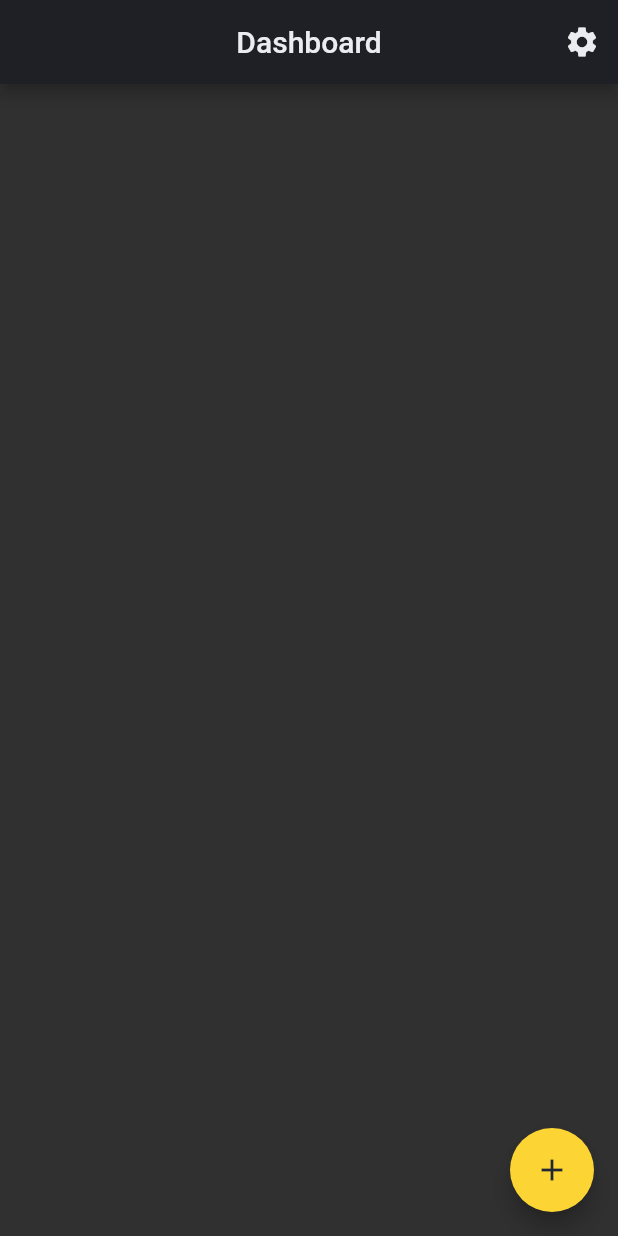
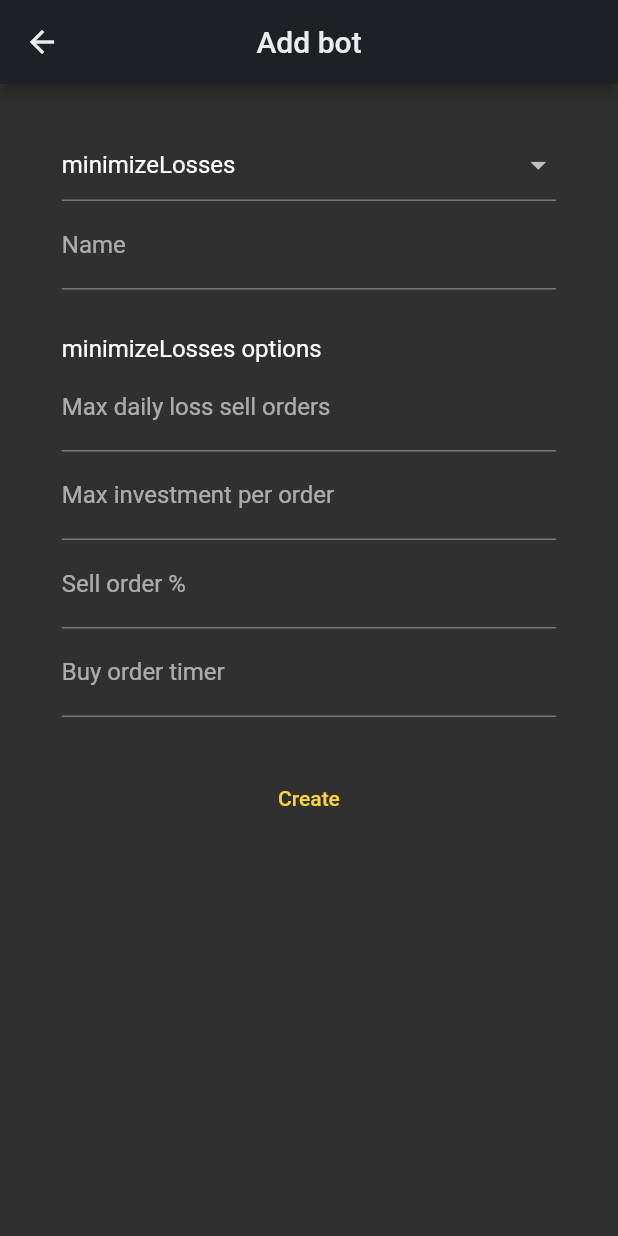
Before and after one commit to MassimoTambu/binander, a Flutter app: the screen it shows after launch, after a tap on the "add" icon, on a phone screen of 412 x 824 dp. Run offline on Flutter 3.47's test engine with Material 2 defaults, Android fonts, the phone set to English and light mode, and no system bars; our stand-ins replace auto_route, flutter_secure_storage; missing offline and left inert: eventify.

Commit message:
Created add_bot module

```diff
--- a/lib/bot/bot.dart
+++ b/lib/bot/bot.dart
@@ -1,12 +1,7 @@
 library bot;
-
-import 'package:bottino_fortino/models/models.dart';
-import 'package:eventify/eventify.dart';
-
-part 'bots/minimize_losses/minimize_losses.config.dart';
-part 'bots/minimize_losses/minimize_losses.strategy.dart';
-part 'bots/minimize_losses/minimize_losses.bot.dart';
 
 part 'interfaces/bot.interface.dart';
 part 'interfaces/config.interface.dart';
 part 'interfaces/strategy.interface.dart';
+part 'bot_config_field.dart';
+part 'bot_types.enum.dart';
--- /dev/null
+++ b/lib/bot/bot_config_field.dart
@@ -0,0 +1,20 @@
+part of bot;
+
+class BotConfigField<T> {
+  final String publicName;
+  final String name;
+  final String description;
+  late final Type type;
+  T? value;
+  final T? defaultValue;
+
+  BotConfigField({
+    required this.publicName,
+    required this.name,
+    required this.description,
+    required this.value,
+    this.defaultValue,
+  }) {
+    type = T;
+  }
+}
--- /dev/null
+++ b/lib/bot/bot_types.enum.dart
@@ -0,0 +1,3 @@
+part of bot;
+
+enum BotTypes { minimizeLosses }
--- a/lib/bot/bots/minimize_losses/minimize_losses.bot.dart
+++ b/lib/bot/bots/minimize_losses/minimize_losses.bot.dart
@@ -1,11 +1,11 @@
-part of bot;
+part of minimize_losses_bot;
 
 class MinimizeLossesBot implements Bot {
   @override
-  final MinimizeLossesConfig config;
+  late final MinimizeLossesConfig config;
   @override
   final String name;
-  final MinimizeLossesStrategy strategy;
+  late final MinimizeLossesStrategy strategy;
   late final EventEmitter _eventEmitter;
   late final String _senderName;
 
@@ -16,6 +16,23 @@ class MinimizeLossesBot implements Bot {
   }) {
     _eventEmitter = EventEmitter();
     _senderName = 'Bot_' + name;
+  }
+
+  MinimizeLossesBot.create({
+    required this.name,
+    required int dailyLossSellOrders,
+    required int maxInvestmentPerOrder,
+    required double percentageSellOrder,
+    required Duration timerBuyOrder,
+  }) {
+    _eventEmitter = EventEmitter();
+    _senderName = 'Bot_' + name;
+    config = MinimizeLossesConfig.create(
+        dailyLossSellOrders: dailyLossSellOrders,
+        maxInvestmentPerOrder: maxInvestmentPerOrder,
+        percentageSellOrder: percentageSellOrder,
+        timerBuyOrder: timerBuyOrder);
+    strategy = MinimizeLossesStrategy.create();
   }
 
   @override
--- /dev/null
+++ b/lib/bot/bots/minimize_losses/minimize_losses.dart
@@ -0,0 +1,9 @@
+library minimize_losses_bot;
+
+import 'package:bottino_fortino/bot/bot.dart';
+import 'package:bottino_fortino/models/models.dart';
+import 'package:eventify/eventify.dart';
+
+part 'minimize_losses.config.dart';
+part 'minimize_losses.strategy.dart';
+part 'minimize_losses.bot.dart';
--- a/lib/bot/bots/minimize_losses/minimize_losses.strategy.dart
+++ b/lib/bot/bots/minimize_losses/minimize_losses.strategy.dart
@@ -1,11 +1,19 @@
-part of bot;
+part of minimize_losses_bot;
 
 class MinimizeLossesStrategy implements Strategy {
   @override
-  String name;
+  late final String name;
 
   @override
-  String description;
+  late final String publicName;
 
-  MinimizeLossesStrategy({required this.name, required this.description});
+  @override
+  late final String description;
+
+  MinimizeLossesStrategy.create() {
+    name = 'MinimizeLossesStrategy';
+    publicName = 'Minimize losses';
+    //TODO desc
+    description = '';
+  }
 }
--- a/lib/bot/interfaces/config.interface.dart
+++ b/lib/bot/interfaces/config.interface.dart
@@ -1,5 +1,5 @@
 part of bot;
 
 abstract class Config {
-  Map<String, String> get info;
+  Map<String, BotConfigField> get configFieldsData;
 }
--- a/lib/bot/interfaces/strategy.interface.dart
+++ b/lib/bot/interfaces/strategy.interface.dart
@@ -1,8 +1,7 @@
 part of bot;
 
 abstract class Strategy {
-  final String name;
-  final String description;
-
-  Strategy({required this.name, required this.description});
+  late final String name;
+  late final String publicName;
+  late final String description;
 }
--- a/lib/modules/dashboard/dashboard.dart
+++ b/lib/modules/dashboard/dashboard.dart
@@ -1,8 +1,14 @@
 library dashboard_module;
 
+import 'package:bottino_fortino/bot/bot.dart';
+import 'package:bottino_fortino/bot/bots/minimize_losses/minimize_losses.dart';
 import 'package:bottino_fortino/router/app_router.dart';
 import 'package:auto_route/auto_route.dart';
 import 'package:flutter/material.dart';
+import 'package:provider/provider.dart';
+import 'package:bottino_fortino/utils/utils.dart';
 
 part 'models/dashboard.model.dart';
+part 'models/add_bot.model.dart';
 part 'pages/dashboard.page.dart';
+part 'pages/add_bot.page.dart';
--- /dev/null
+++ b/lib/modules/dashboard/models/add_bot.model.dart
@@ -0,0 +1,12 @@
+part of dashboard_module;
+
+class AddBotModel extends ChangeNotifier {
+  var _selectedBotType = BotTypes.minimizeLosses;
+
+  BotTypes get selectedBotType => _selectedBotType;
+
+  set selectedBotType(BotTypes value) {
+    _selectedBotType = value;
+    notifyListeners();
+  }
+}
--- /dev/null
+++ b/lib/modules/dashboard/pages/add_bot.page.dart
@@ -0,0 +1,143 @@
+part of dashboard_module;
+
+class AddBotPage extends StatelessWidget {
+  AddBotPage({Key? key}) : super(key: key);
+
+  final _formKey = GlobalKey<FormState>();
+
+  void onCreate(BuildContext context) {
+    if (_formKey.currentState!.validate()) {
+      // Process data.
+    }
+  }
+
+  @override
+  Widget build(BuildContext context) {
+    return Scaffold(
+      appBar: AppBar(
+        title: const Text('Add bot'),
+        centerTitle: true,
+      ),
+      body: ChangeNotifierProvider<AddBotModel>(
+        create: (context) => AddBotModel(),
+        child: Form(
+          key: _formKey,
+          child: Center(
+            child: SizedBox(
+              width: MediaQueryUtils.resizeBy(
+                percValue: 80,
+                currentSize: MediaQuery.of(context).size.width,
+              ),
+              child: Column(
+                children: [
+                  const SizedBox(height: 30),
+                  const SelectBotField(),
+                  TextFormField(
+                    decoration: const InputDecoration(
+                      labelText: 'Name',
+                      hintText: 'Bob',
+                    ),
+                    validator: (value) =>
+                        ValidatorUtils.required(value, name: 'Name'),
+                  ),
+                  const BotConfigContainer(),
+                  TextButton(
+                    onPressed: () => onCreate(context),
+                    child: const Text('Create'),
+                  ),
+                ],
+              ),
+            ),
+          ),
+        ),
+      ),
+    );
+  }
+}
+
+class SelectBotField extends StatelessWidget {
+  const SelectBotField({Key? key}) : super(key: key);
+
+  @override
+  Widget build(BuildContext context) {
+    return FormField<BotTypes>(
+      builder: (FormFieldState<BotTypes> state) {
+        return InputDecorator(
+          decoration: const InputDecoration(),
+          child: DropdownButtonHideUnderline(
+            child: DropdownButton<BotTypes>(
+              value: context.watch<AddBotModel>().selectedBotType,
+              isDense: true,
+              onChanged: (BotTypes? newBotType) {
+                newBotType ??= BotTypes.minimizeLosses;
+                context.read<AddBotModel>().selectedBotType = newBotType;
+                state.didChange(newBotType);
+              },
+              items: BotTypes.values.map((BotTypes botType) {
+                return DropdownMenuItem<BotTypes>(
+                  value: botType,
+                  child: Text(botType.name),
+                );
+              }).toList(),
+            ),
+          ),
+        );
+      },
+    );
+  }
+}
+
+class BotConfigContainer extends StatelessWidget {
+  const BotConfigContainer({Key? key}) : super(key: key);
+
+  @override
+  Widget build(BuildContext context) {
+    late final Map<String, BotConfigField> configFields;
+    switch (context.watch<AddBotModel>().selectedBotType) {
+      case BotTypes.minimizeLosses:
+        configFields = MinimizeLossesConfig.configFields;
+        break;
+      default:
+        configFields = MinimizeLossesConfig.configFields;
+        break;
+    }
+    return Padding(
+      padding: const EdgeInsets.symmetric(vertical: 30),
+      child: Column(
+        crossAxisAlignment: CrossAxisAlignment.start,
+        children: [
+          Text(
+            context.read<AddBotModel>().selectedBotType.name + ' options',
+            style: TextStyle(
+                fontSize: Theme.of(context).textTheme.subtitle1?.fontSize),
+          ),
+          ...configFields.entries
+              .map((e) => BotConfigFormField(configField: e.value)),
+        ],
+      ),
+    );
+  }
+}
+
+class BotConfigFormField extends StatelessWidget {
+  final BotConfigField configField;
+
+  const BotConfigFormField({
+    Key? key,
+    required this.configField,
+  }) : super(key: key);
+
+  @override
+  Widget build(BuildContext context) {
+    return TextFormField(
+      decoration: InputDecoration(
+        label: Tooltip(
+          message: configField.description,
+          child: Text(configField.publicName),
+        ),
+      ),
+      initialValue: configField.defaultValue?.toString(),
+      validator: (value) => ValidatorUtils.required(value),
+    );
+  }
+}
--- a/lib/modules/dashboard/pages/dashboard.page.dart
+++ b/lib/modules/dashboard/pages/dashboard.page.dart
@@ -2,6 +2,10 @@ part of dashboard_module;
 
 class DashboardPage extends StatelessWidget {
   const DashboardPage({Key? key}) : super(key: key);
+
+  void navigateToAddBotPage(BuildContext context) {
+    context.router.push(AddBotRoute());
+  }
 
   @override
   Widget build(BuildContext context) {
@@ -18,10 +22,11 @@ class DashboardPage extends StatelessWidget {
       ),
       body: Container(),
       floatingActionButton: FloatingActionButton(
-          onPressed: () {},
+        onPressed: () => navigateToAddBotPage(context),
         child: const Icon(Icons.add),
         backgroundColor: Theme.of(context).colorScheme.primary,
         foregroundColor: Theme.of(context).colorScheme.onPrimary,
-        ));
+      ),
+    );
   }
 }
--- a/lib/router/app_router.dart
+++ b/lib/router/app_router.dart
@@ -13,6 +13,7 @@ part 'app_router.gr.dart';
     AutoRoute(page: DashboardPage, initial: true),
     AutoRoute(page: SettingsPage),
     AutoRoute(page: InfoPage),
+    AutoRoute(page: AddBotPage),
   ],
 )
 class AppRouter extends _$AppRouter {}
--- /dev/null
+++ b/lib/utils/media_query.utils.dart
@@ -0,0 +1,13 @@
+part of utils;
+
+class MediaQueryUtils {
+  static double resizeBy({
+    required double percValue,
+    required double currentSize,
+    double? fullUnder,
+  }) {
+    final res = currentSize * percValue / 100;
+    if (fullUnder != null && res <= fullUnder) return currentSize;
+    return res;
+  }
+}
--- /dev/null
+++ b/lib/utils/utils.dart
@@ -0,0 +1,4 @@
+library utils;
+
+part 'validators.utils.dart';
+part 'media_query.utils.dart';
--- /dev/null
+++ b/lib/utils/validators.utils.dart
@@ -0,0 +1,10 @@
+part of utils;
+
+class ValidatorUtils {
+  static String? required<T>(T? value, {String? name}) {
+    if (value == null) {
+      if (name == null) return 'Required';
+      return '$name is required';
+    }
+  }
+}
--- a/pubspec.yaml
+++ b/pubspec.yaml
@@ -18,7 +18,7 @@ publish_to: 'none' # Remove this line if you wish to publish to pub.dev
 version: 1.0.0+1
 
 environment:
-  sdk: ">=2.12.0 <3.0.0"
+  sdk: ">=2.15.0 <3.0.0"
 
 # Dependencies specify other packages that your package needs in order to work.
 # To automatically upgrade your package dependencies to the latest versions
```
Also changed, not shown: lib/bot/bots/minimize_losses/minimize_losses.config.dart, lib/router/app_router.gr.dart, pubspec.lock. Lines whose indentation alone changed are shown as unchanged.
